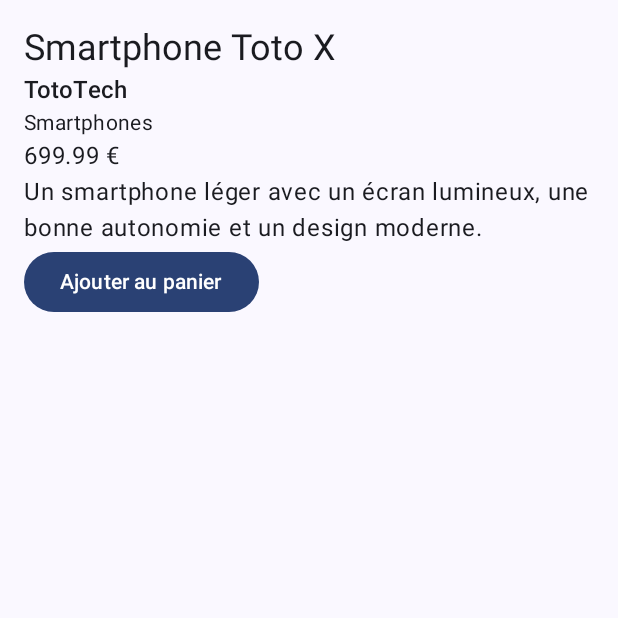
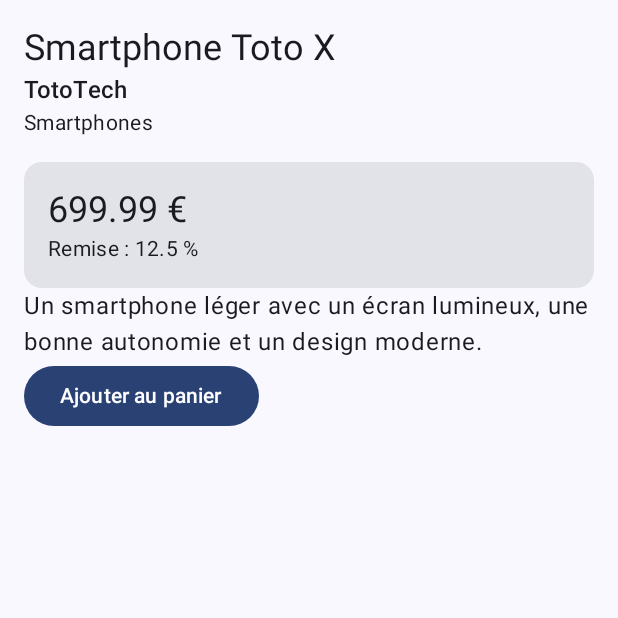
Before and after one commit to Jeevons/product-explorer, an Android app built with Jetpack Compose: the screen it shows after launch (MainActivity), on a phone screen of 412 x 824 dp, the top half of it. Run offline under Robolectric (Android 15) with nearby library versions, the phone set to English and light mode, and no system bars.

Commit message:
Ajout de la carte prix et remise

```diff
--- a/app/src/main/java/com/example/productexplorer/MainActivity.kt
+++ b/app/src/main/java/com/example/productexplorer/MainActivity.kt
@@ -6,8 +6,10 @@ import androidx.activity.compose.setContent
 import androidx.activity.enableEdgeToEdge
 import androidx.compose.foundation.layout.Column
 import androidx.compose.foundation.layout.fillMaxSize
+import androidx.compose.foundation.layout.fillMaxWidth
 import androidx.compose.foundation.layout.padding
 import androidx.compose.material3.Button
+import androidx.compose.material3.Card
 import androidx.compose.material3.MaterialTheme
 import androidx.compose.material3.Scaffold
 import androidx.compose.material3.Text
@@ -84,7 +86,14 @@ fun ProductDetailScreen(
             category = product.category
         )
 
-        Text(text = "${product.price} €")
+        ProductPriceCard(
+            price = product.price,
+            discountPercentage = product.discountPercentage,
+            modifier = Modifier
+                .fillMaxWidth()
+                .padding(top = 16.dp)
+        )
+
         Text(text = product.description)
 
         Button(onClick = onAddToCartClick) {
@@ -127,3 +136,26 @@ fun ProductHeader(
         )
     }
 }
+
+// Carte avec le prix et la remise
+@Composable
+fun ProductPriceCard(
+    price: Double,
+    discountPercentage: Double,
+    modifier: Modifier = Modifier
+) {
+    Card(modifier = modifier) {
+        Column(
+            modifier = Modifier.padding(16.dp)
+        ) {
+            Text(
+                text = "$price €",
+                style = MaterialTheme.typography.headlineSmall
+            )
+            Text(
+                text = "Remise : $discountPercentage %",
+                style = MaterialTheme.typography.bodyMedium
+            )
+        }
+    }
+}
```
